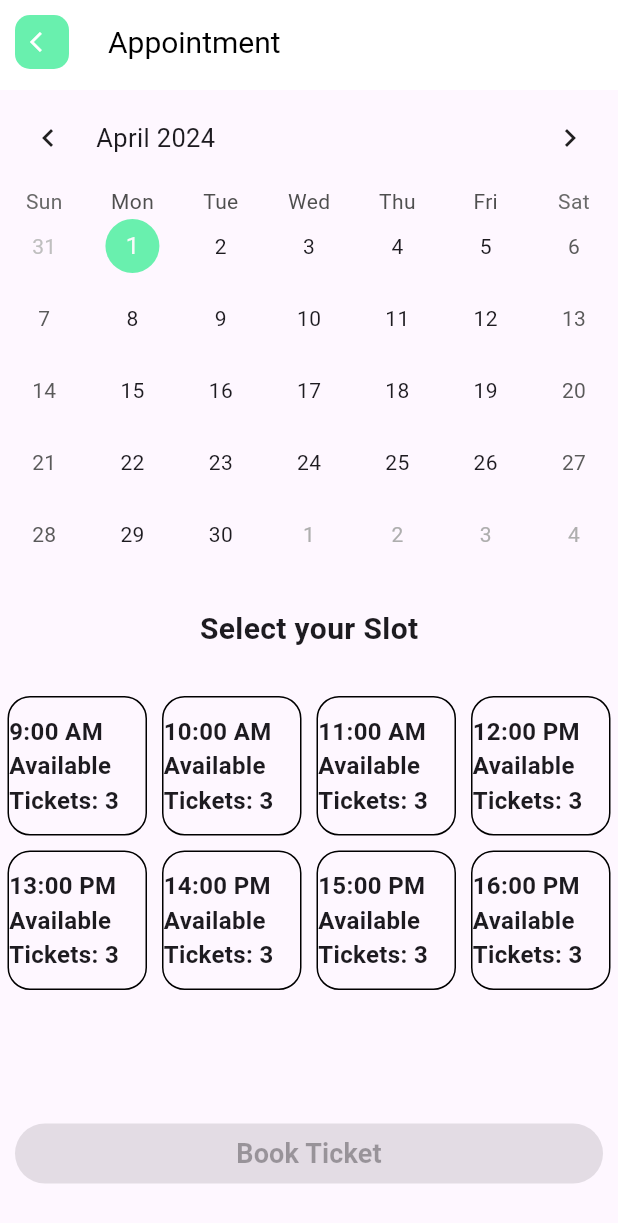
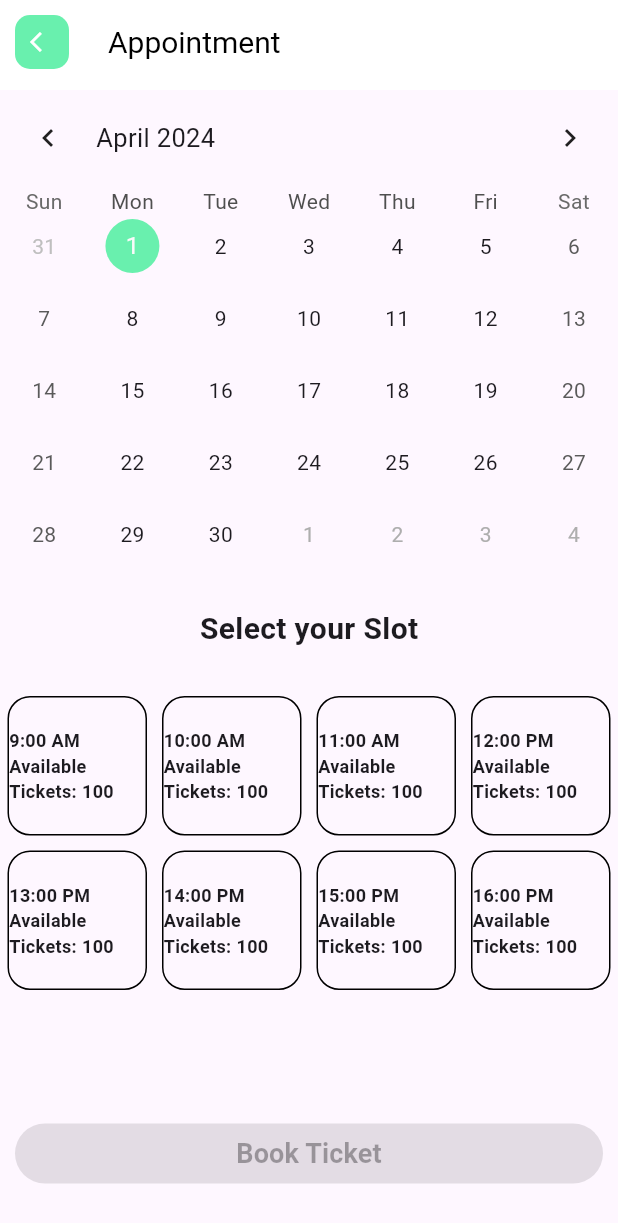
Before and after one commit to nandinisharma22/flutter, a Flutter app: the BookingPage screen opened directly with empty values, on a phone screen of 412 x 824 dp. Shown: the top 1223 px of the screen. Run offline on Flutter 3.47's test engine with Material 3 defaults, Android fonts, the phone set to English and light mode, and no system bars; drawn by our look-alikes of table_calendar; our stand-ins replace cloud_firestore, firebase_auth, firebase_core, font_awesome_flutter, get, lottie and 1 more; missing offline and left inert: qr_code_scanner; accounts and stored records are empty.

Commit message:
Update booking_page.dart

```diff
--- a/lib/features/user_auth/presentation/pages/screens/booking_page.dart
+++ b/lib/features/user_auth/presentation/pages/screens/booking_page.dart
@@ -109,7 +109,7 @@ class _BookingPageState extends State<BookingPage> {
                       final data = snapshot.data!.data() as Map<String, dynamic>?;
                       final slotKey = 'slot${(index + 9) * 100}';
                       final noOfTicketsBooked = data != null && data.containsKey(slotKey) ? data[slotKey]['numberOfTicketsBooked'] : 0;
-                      final availableTickets = 3 - noOfTicketsBooked;
+                      final availableTickets = 100 - noOfTicketsBooked;
 
                       return InkWell(
                         splashColor: Colors.transparent,
@@ -134,7 +134,7 @@ class _BookingPageState extends State<BookingPage> {
                             style: TextStyle(
                               fontWeight: FontWeight.bold,
                               color: _currentIndex == index ? Colors.white : null,
-                              fontSize: 16,
+                              fontSize: 12,
                             ),
                           ),
                         ),
```
